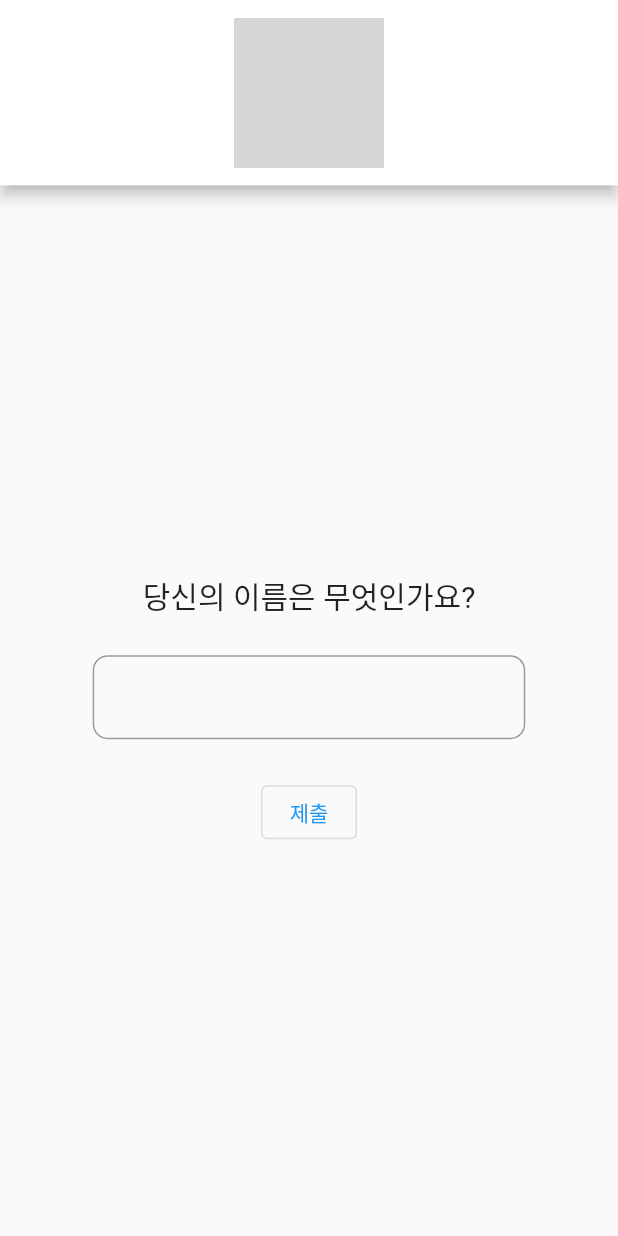
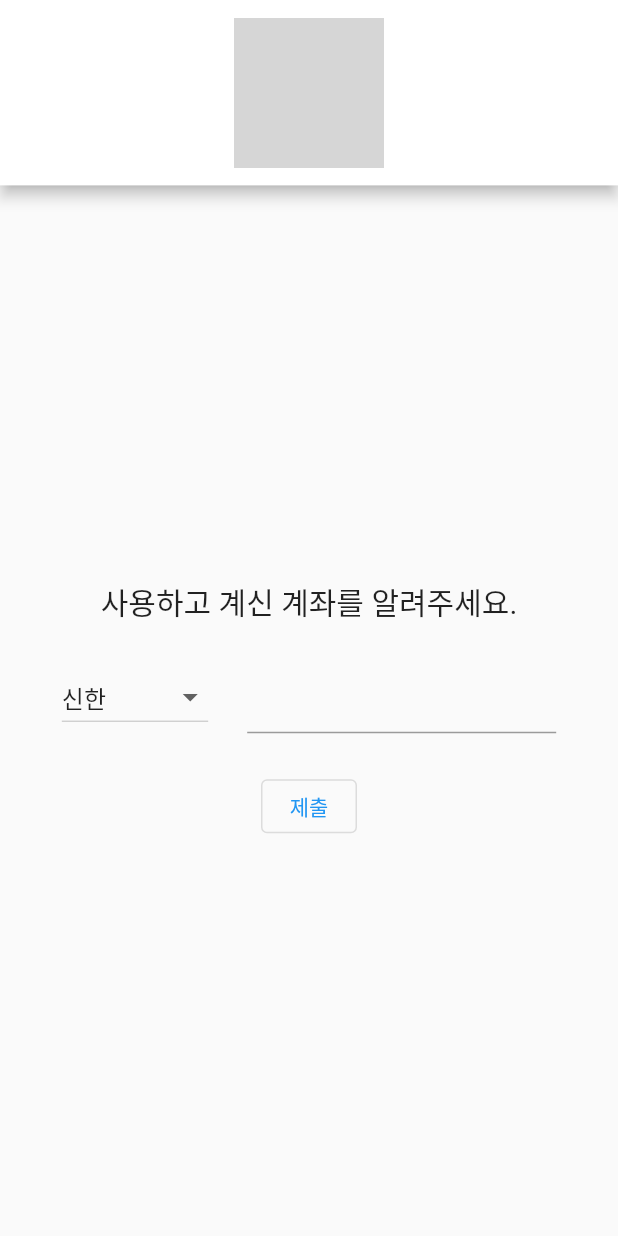
Before and after one commit to kwonjaehyun-ssafy10th/RE-Habbit-ShinhanH, a Flutter app: the SecondScreen screen opened directly, on a phone screen of 412 x 824 dp. Run offline on Flutter 3.47's test engine with Material 2 defaults, Android fonts, the phone set to English and light mode, and no system bars; our stand-ins replace get, pie_chart; missing offline and left inert: dart:ffi; Roboto replaces fonts that are missing (아리따-돋움); grey boxes are pictures that could not be loaded.

Commit message:
feat: [#49] 계좌번호 및 은행명 인풋 받기
인풋 받고 생성 단계 순서 조정함

Resolve: #49

```diff
--- a/flutter_pagebuild/lib/DB/user.dart
+++ b/flutter_pagebuild/lib/DB/user.dart
@@ -18,7 +18,7 @@ class User {
         100000));
     accountList.add(Account(this.name,
         (random.nextInt(100000) + 100000).toString(), "자유적금", "쏠편한작심3일적금", 0));
-    userCnt++;
+    // userCnt++;
   }
 
   @override
--- a/flutter_pagebuild/lib/view/RegisView.dart
+++ b/flutter_pagebuild/lib/view/RegisView.dart
@@ -1,6 +1,8 @@
 import 'dart:convert';
+// import 'dart:html';
 
 import 'package:flutter/material.dart';
+import 'package:flutter/services.dart';
 import 'package:get/get.dart';
 import 'package:flutter_pagebuild/controller/RegisController.dart';
 // import 'package:fluttertoast/fluttertoast.dart';
@@ -127,15 +129,17 @@ class StartPage extends StatelessWidget {
   }
 }
 
-// 두번째 페이지 - 이름 받기
+// 두번째 페이지 - 이름 받기 -> 계좌 받기로 수정
 
 class SecondScreen extends StatelessWidget {
   const SecondScreen({super.key});
 
   Widget build(BuildContext context) {
     double screenHeight = MediaQuery.of(context).size.height;
+    double screenWidth = MediaQuery.of(context).size.width;
     double appbarHeight = screenHeight * 0.15;
     double blankHeight = screenHeight * 0.03;
+
 
     return Scaffold(
         appBar: AppBar(
@@ -149,7 +153,7 @@ class SecondScreen extends StatelessWidget {
             mainAxisAlignment: MainAxisAlignment.center,
             children: [
               const Text(
-                '당신의 이름은 무엇인가요?',
+                '사용하고 계신 계좌를 알려주세요.',
                 style: TextStyle(
                   fontSize: 20,
                 ),
@@ -157,7 +161,19 @@ class SecondScreen extends StatelessWidget {
               SizedBox(
                 height: blankHeight,
               ),
-              const TextFieldExample(),
+
+              // 은행과 계좌 받기
+              Container(
+                width: screenWidth*0.8,
+                child: Row(
+                  mainAxisAlignment: MainAxisAlignment.spaceBetween,
+                  children: [
+                    BankDropdownButton(),
+                    AccountNum(),
+                  ],
+                ),
+              ),
+
               SizedBox(
                 height: blankHeight,
               ),
@@ -168,7 +184,7 @@ class SecondScreen extends StatelessWidget {
                     Navigator.of(context).push(
                       //push: 다음 화면을 쌓겠다는 의미
                       CustomRoute(
-                        builder: (BuildContext context) => const ThirdScreen(),
+                        builder: (BuildContext context) => const AccSelectScreen(),
                         settings:
                             const RouteSettings(), //materialpageroute: navigator가 이동할 경로 지정
                       ),
@@ -198,56 +214,50 @@ class CustomRoute<T> extends MaterialPageRoute<T> {
   }
 }
 
-// 텍스트(이름) 인풋 받기
-class TextFieldExample extends StatefulWidget {
-  const TextFieldExample({Key? key}) : super(key: key);
+// 인풋 받기 : (수정) 이름 -> 계좌
+class AccountNum extends StatefulWidget {
+  const AccountNum({Key? key}) : super(key: key);
 
   @override
-  State<StatefulWidget> createState() => _TextFieldExampleState();
+  State<StatefulWidget> createState() => _AccountNumState();
 }
 
-class _TextFieldExampleState extends State<TextFieldExample> {
-  bool _nameInputIsValid = true;
+class _AccountNumState extends State<AccountNum> {
+  bool _numInputIsValid = true;
 
   // Widget _buildNumberTextField() {
   @override
   Widget build(BuildContext context) {
     double screenHeight = MediaQuery.of(context).size.height;
     double screenWidth = MediaQuery.of(context).size.width;
-    double textWidth = screenWidth * 0.7;
+    double textWidth = screenWidth * 0.5;
     return SizedBox(
 
       width: textWidth,
       child: TextField(
-
         keyboardType: TextInputType.text,
         style: Theme.of(context).textTheme.titleSmall,
-        decoration: InputDecoration(
-          errorText: _nameInputIsValid ? null : '실명을 정확히 입력해주세요.',
-          border: const OutlineInputBorder(
-            borderRadius: BorderRadius.all(Radius.circular(10.0)),
-          ),
-        ),
-        onChanged: (String val) {
-          // 이름 받으려고 코드 남겨두긴 했는데, 변화할 때마다 받아와서 좀 수정이 필요할듯
-          final v = val;
-          debugPrint('value = $v');
-          setState(() => _nameInputIsValid = true);
-        },
+
+        // 인풋 받아오는 부분인데, 변화할 때마다 받아와서 수정 필요
+        // onChanged: (String val) {
+        //   final v = val;
+        //   debugPrint('value = $v');
+        //   setState(() => _numInputIsValid = true);
+        // },
       ),
     );
   }
 }
 
 // 세번째 페이지 - 챌린지 선택하기
-class ThirdScreen extends StatefulWidget {
-  const ThirdScreen({Key? key}) : super(key: key);
+class ChallSelectScreen extends StatefulWidget {
+  const ChallSelectScreen({Key? key}) : super(key: key);
 
   @override
-  State<StatefulWidget> createState() => _ThirdScreenState();
+  State<StatefulWidget> createState() => _ChallSelectScreenState();
 }
 
-class _ThirdScreenState extends State<ThirdScreen> {
+class _ChallSelectScreenState extends State<ChallSelectScreen> {
   int _radioVal = 0;
   @override
   Widget build(BuildContext context) {
@@ -324,7 +334,7 @@ class _ThirdScreenState extends State<ThirdScreen> {
                 // 다음 단계로
                 Navigator.of(context).push(
                   CustomRoute(
-                    builder: (BuildContext context) => const FourthScreen(),
+                    builder: (BuildContext context) => const AmountSelectScreen(),
                     settings: const RouteSettings(),
                   ),
                 );
@@ -356,8 +366,8 @@ String _getLabelText(int index) {
 
 // 네번째 페이지 - 참여일수 및 금액 받기
 
-class FourthScreen extends StatelessWidget {
-  const FourthScreen({super.key});
+class AmountSelectScreen extends StatelessWidget {
+  const AmountSelectScreen({super.key});
 
   @override
   Widget build(BuildContext context) {
@@ -388,7 +398,7 @@ class FourthScreen extends StatelessWidget {
               width: contentWidth,
               child: Column(
                 children: [
-                  PeriodDropdownButton(),
+                  BankDropdownButton(),
                   SizedBox(
                     height: blankHeight,
                   ),
@@ -405,7 +415,7 @@ class FourthScreen extends StatelessWidget {
                 // 다음 단계로
                 Navigator.of(context).push(
                   CustomRoute(
-                    builder: (BuildContext context) => const FifthScreen(),
+                    builder: (BuildContext context) => const ResultScreen(),
                     settings: const RouteSettings(),
                   ),
                 );
@@ -518,8 +528,8 @@ class _AmountSliderState extends State<AmountSlider> {
   }
 }
 // 다섯번째 화면 - 적금계좌 조회 및 선택
-class FifthScreen extends StatelessWidget {
-  const FifthScreen({super.key});
+class AccSelectScreen extends StatelessWidget {
+  const AccSelectScreen({super.key});
 
   @override
   Widget build(BuildContext context) {
@@ -553,7 +563,7 @@ class FifthScreen extends StatelessWidget {
                 // 다음 단계로
                 Navigator.of(context).push(
                   CustomRoute(
-                    builder: (BuildContext context) => const ResultScreen(),
+                    builder: (BuildContext context) => const ChallSelectScreen(),
                     settings: const RouteSettings(),
                   ),
                 );
@@ -608,7 +618,7 @@ class ResultScreen extends StatelessWidget {
             ),
             const Text(
               textAlign: TextAlign.center,
-              '\n시계토끼 님\n커피 안 마시기\n30일\n10,000원\n신한 110xxx 적금통장\n\n...........................................................',
+              '\n시계토끼 님\n신한 110xxx 적금통장\n커피 안 마시기\n30일\n10,000원\n\n...........................................................',
               //'${userName} 님\n${challengeName}\n30일\n${amount}원\n${accountNum}',
 
               style: TextStyle(
@@ -641,10 +651,10 @@ class ResultScreen extends StatelessWidget {
             // 선택지 2 - 다시 설정하기
             TextButton(
               onPressed: () {
-                // 챌린지 선택 단계로
+                // 적금 선택 단계로
                 Navigator.of(context).push(
                   CustomRoute(
-                    builder: (BuildContext context) => const ThirdScreen(),
+                    builder: (BuildContext context) => const AccSelectScreen(),
                     settings: const RouteSettings(),
                   ),
                 );
@@ -798,3 +808,130 @@ class _AccountTableState extends State<AccountTable> {
     );
   }
 }
+
+// 추가 - 계좌번호 입력 시 은행 선택 과정에 필요한 클래스
+// 은행 클래스 선언 -> 필드에 은행 이름과 은행 코드를 넣음
+class Bank {
+  Bank(this.bName, this.bCode);
+  final String bName;
+  final int bCode;
+
+  // bool selected = false;
+}
+
+// 은행 데이터들
+// 너무 많아서 일단 주석처리
+final List<Bank> _banks = <Bank>[
+  Bank('신한', 088),
+  Bank('제주', 035),
+  Bank('국민', 004),
+  Bank('기업', 003),
+  Bank('농협', 011),
+  Bank('산업', 002),
+  Bank('수협', 007),
+  Bank('신협', 048),
+  Bank('우리', 020),
+  Bank('하나', 081),
+  Bank('한국씨티', 027),
+  Bank('카카오뱅크', 090),
+  Bank('케이뱅크', 089),
+  Bank('토스뱅크', 092),
+  Bank('경남', 039),
+  Bank('광주', 034),
+  Bank('대구', 031),
+  Bank('부산', 032),
+  Bank('전북', 037),
+  Bank('새마을', 045),
+  Bank('우체국', 071),
+  Bank('저축은행', 050),
+  // Bank('지역농.축협', 012),
+  // Bank('도이치', 055),
+  // Bank('중국', 063),
+  // Bank('중국건설', 067),
+  // Bank('중국공상', 062),
+  // Bank('BNP파리바', 061),
+  // Bank('BOA', 060),
+  // Bank('HSBC', 054),
+  // Bank('JP모간', 057),
+  // Bank('SC제일', 023),
+  // Bank('산림조합', 064),
+  // Bank('국세', 091),
+  // Bank('신한금융투자', 278),
+  // Bank('교보증권', 261),
+  // Bank('다올투자증권', 227),
+  // Bank('대신증권', 267),
+  // Bank('메리츠증권', 287),
+  // Bank('미래에셋증권', 238),
+  // Bank('부국증권', 290),
+  // Bank('삼성증권', 240),
+  // Bank('상상인', 221),
+  // Bank('신영증권', 291),
+  // Bank('에스케이증권', 266),
+  // Bank('유안타증권', 209),
+  // Bank('유진투자증권', 280),
+  // Bank('이베스트투자증권', 265),
+  // Bank('카카오페이증권', 288),
+  // Bank('케이프투자증권', 292),
+  // Bank('키움증권', 264),
+  // Bank('토스증권', 271),
+  // Bank('한국포스증권', 294),
+  // Bank('하나금융투자', 270),
+  // Bank('하이투자증권', 262),
+  // Bank('한국투자증권', 243),
+  // Bank('한화투자증권', 269),
+  // Bank('현대차증권', 263),
+  // Bank('BNK투자증권', 224),
+  // Bank('DB금융투자', 279),
+  // Bank('IBK투자증권', 225),
+  // Bank('KB증권', 218),
+  // Bank('NH투자증권', 247),
+  // Bank('지방세', 481),
+  // Bank('국고금', 485),
+  // Bank('금융결제원', 099)
+];
+
+class BankDropdownButton extends StatefulWidget {
+  const BankDropdownButton({Key? key}) : super(key: key);
+
+  @override
+  State<StatefulWidget> createState() => _BankDropdownButtonState();
+}
+
+class _BankDropdownButtonState extends State<BankDropdownButton> {
+  static List<String> bankNames = _banks.map((bank) => bank.bName).toList();
+
+  final List<DropdownMenuItem<String>> _dropDownMenuItems = bankNames
+      .map(
+        (String value) => DropdownMenuItem<String>(
+          value: value,
+          child: Text(value),
+        ),
+      )
+      .toList();
+
+  final List<PopupMenuItem<String>> _popUpMenuItems = bankNames
+      .map(
+        (String value) => PopupMenuItem<String>(
+          value: value,
+          child: Text(value),
+        ),
+      )
+      .toList();
+
+  String _btn1SelectedVal = '신한';
+
+  @override
+  Widget build(BuildContext context) {
+    return DropdownButton<String>(
+            value: _btn1SelectedVal,
+            onChanged: (String? newValue) {
+              if (newValue != null) {
+                setState(() => _btn1SelectedVal = newValue);
+              }
+            },
+            items: _dropDownMenuItems,
+          );
+
+  }
+
+}
--- a/flutter_pagebuild/pubspec.yaml
+++ b/flutter_pagebuild/pubspec.yaml
@@ -44,6 +44,7 @@ dependencies:
   dropdown_button2: ^2.3.8
   categorized_dropdown:  1.0.0
   syncfusion_flutter_charts: ^22.2.12
+  ffi: ^2.1.0
 
 dev_dependencies:
   flutter_test:
```
Also changed, not shown: flutter_pagebuild/pubspec.lock.
